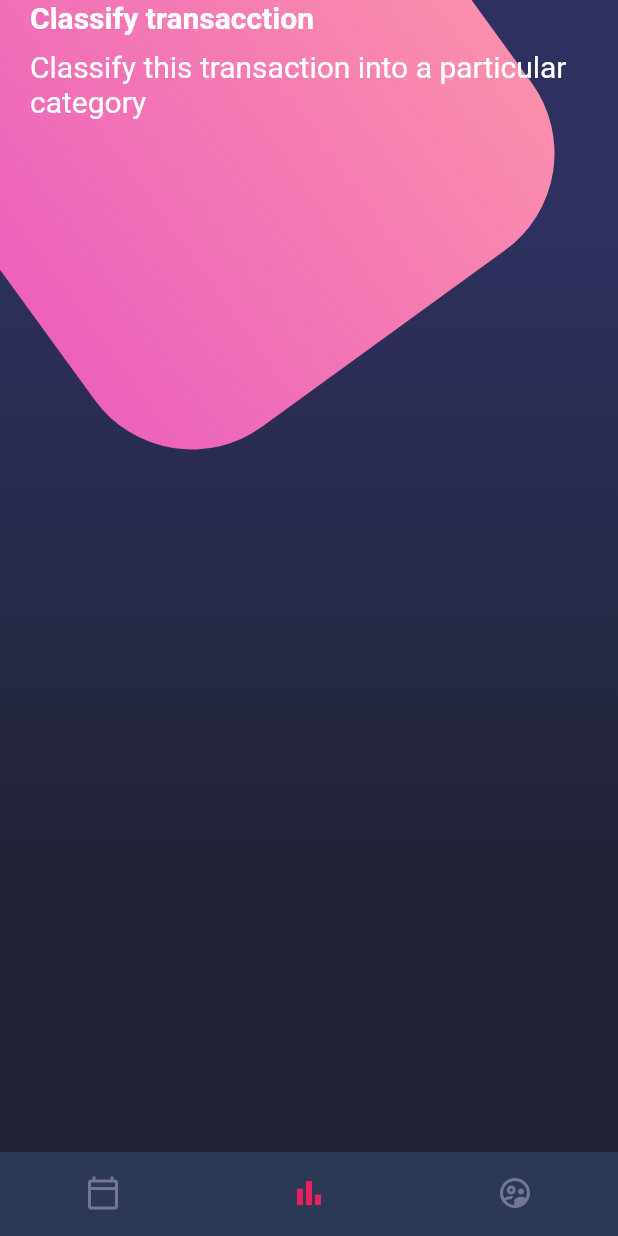
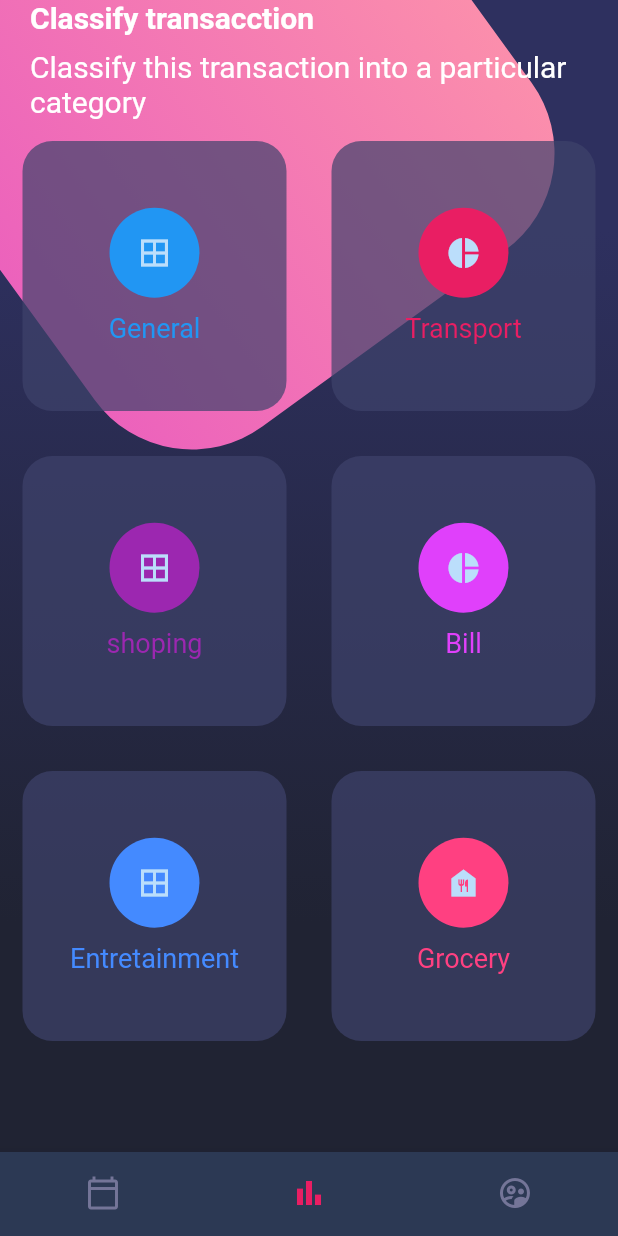
Before and after one commit to Marcos-Kuyoc-FullStack/maquetacion-flutter, a Flutter app: the screen it shows after launch, on a phone screen of 412 x 824 dp. Run offline on Flutter 3.47's test engine with Material 2 defaults, Android fonts, the phone set to English and light mode, and no system bars.

Commit message:
feat: se agrega el componente de Tablas y columnas con sus cards correspondientes

```diff
--- a/lib/screens/home_screen.dart
+++ b/lib/screens/home_screen.dart
@@ -29,7 +29,8 @@ class _HomeBody extends StatelessWidget {
       child: Column(
         children: const [
           // Titulos
-          PageTitle()
+          PageTitle(),
+          CardTable()
         ],
       ),
     );
--- /dev/null
+++ b/lib/widgets/home/card_table.dart
@@ -0,0 +1,102 @@
+import 'package:flutter/material.dart';
+
+class CardTable extends StatelessWidget {
+  const CardTable({
+    Key? key,
+  }) : super(key: key);
+
+  @override
+  Widget build(BuildContext context) {
+    return Table(
+      children: const [
+        TableRow(
+          children: [
+            _SingleCard(
+              text: 'General',
+              color: Colors.blue,
+              icon: Icons.border_all,
+            ),
+            _SingleCard(
+              text: 'Transport',
+              color: Colors.pink,
+              icon: Icons.pie_chart,
+            ),
+          ],
+        ),
+        TableRow(
+          children: [
+            _SingleCard(
+              text: 'shoping',
+              color: Colors.purple,
+              icon: Icons.border_all,
+            ),
+            _SingleCard(
+              text: 'Bill',
+              color: Colors.purpleAccent,
+              icon: Icons.pie_chart,
+            ),
+          ],
+        ),
+        TableRow(
+          children: [
+            _SingleCard(
+              text: 'Entretainment',
+              color: Colors.blueAccent,
+              icon: Icons.border_all,
+            ),
+            _SingleCard(
+              text: 'Grocery',
+              color: Colors.pinkAccent,
+              icon: Icons.food_bank,
+            ),
+          ],
+        ),
+      ],
+    );
+  }
+}
+
+class _SingleCard extends StatelessWidget {
+  final IconData icon;
+  final Color color;
+  final String text;
+
+  const _SingleCard({
+    Key? key,
+    required this.icon,
+    required this.color,
+    required this.text,
+  }) : super(key: key);
+
+  @override
+  Widget build(BuildContext context) {
+    final boxDecoration = BoxDecoration(
+      color: const Color.fromRGBO(62, 66, 107, 0.7),
+      borderRadius: BorderRadius.circular(20),
+    );
+
+    return Container(
+      margin: const EdgeInsets.all(15),
+      height: 180,
+      decoration: boxDecoration,
+      child: Column(
+        mainAxisAlignment: MainAxisAlignment.center,
+        children: [
+          CircleAvatar(
+            backgroundColor: color,
+            radius: 30,
+            child: Icon(icon),
+          ),
+          const SizedBox(height: 10),
+          Text(
+            text,
+            style: TextStyle(
+              color: color,
+              fontSize: 18,
+            ),
+          )
+        ],
+      ),
+    );
+  }
+}
--- a/lib/widgets/widgets.dart
+++ b/lib/widgets/widgets.dart
@@ -3,4 +3,5 @@ export 'package:fl_disenios/widgets/basic/buttons.dart';
 
 export 'package:fl_disenios/widgets/home/page_title.dart';
 export 'package:fl_disenios/widgets/home/custom_background.dart';
+export 'package:fl_disenios/widgets/home/card_table.dart';
 export 'package:fl_disenios/widgets/home/custom_bottom_navigation_bar.dart';
```
